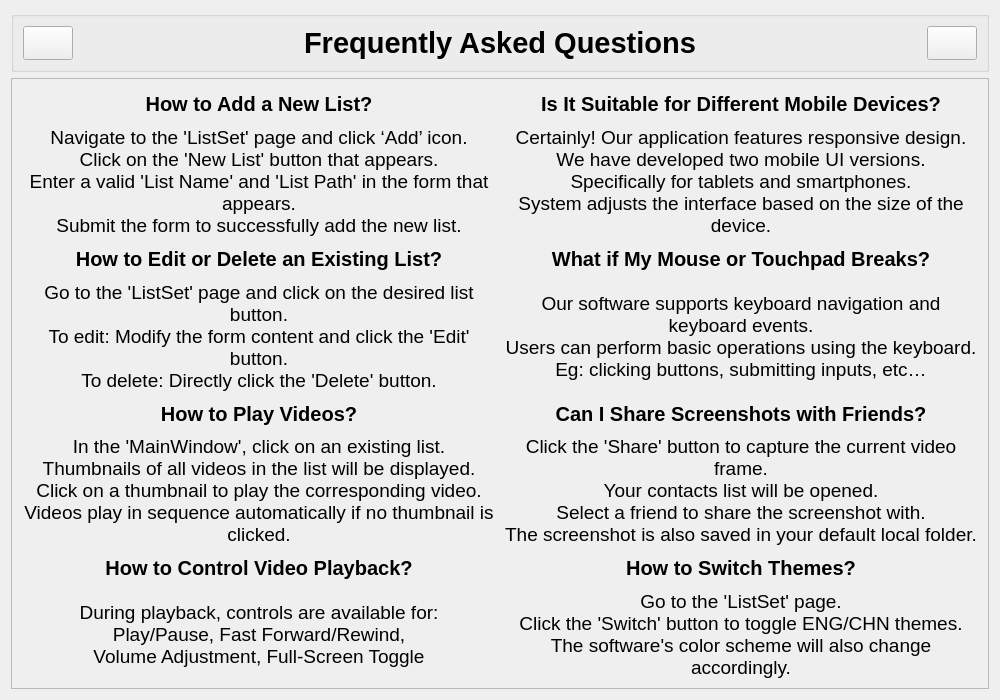
First picture: the form in faq.ui, repository 454270186/XJCO2811_UserInterface, before the edit.
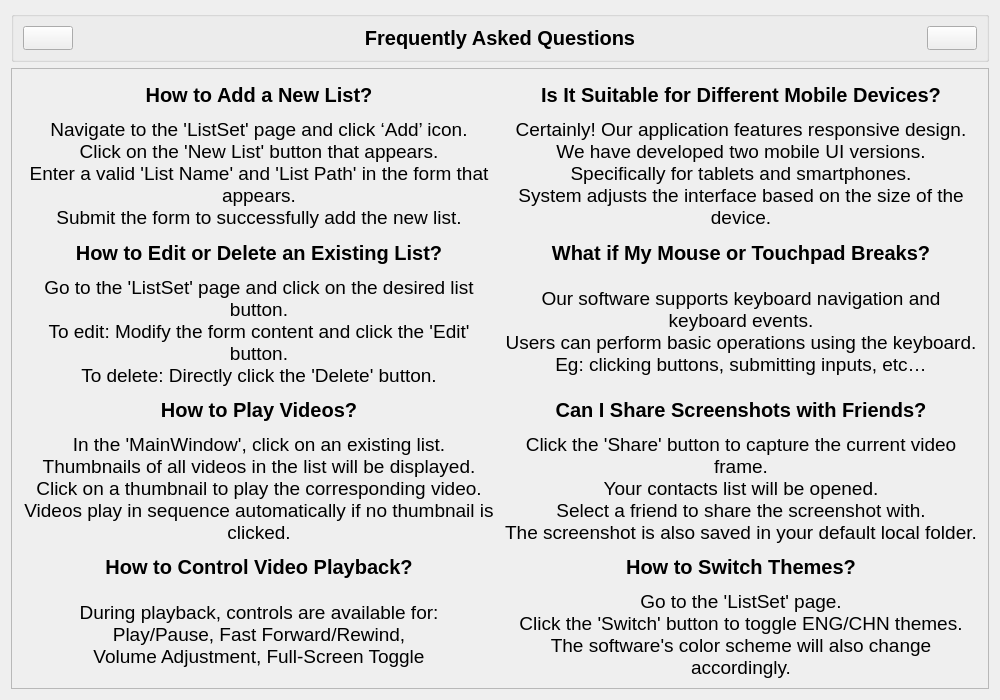
Second picture: the form after the edit.

```diff
--- a/faq.ui
+++ b/faq.ui
@@ -49,7 +49,7 @@
         </property>
         <property name="font">
          <font>
-          <pointsize>22</pointsize>
+          <pointsize>15</pointsize>
           <bold>true</bold>
          </font>
         </property>
@@ -97,7 +97,7 @@
         <x>0</x>
         <y>0</y>
         <width>974</width>
-        <height>602</height>
+        <height>608</height>
        </rect>
       </property>
       <layout class="QVBoxLayout" name="verticalLayout_2">
```
